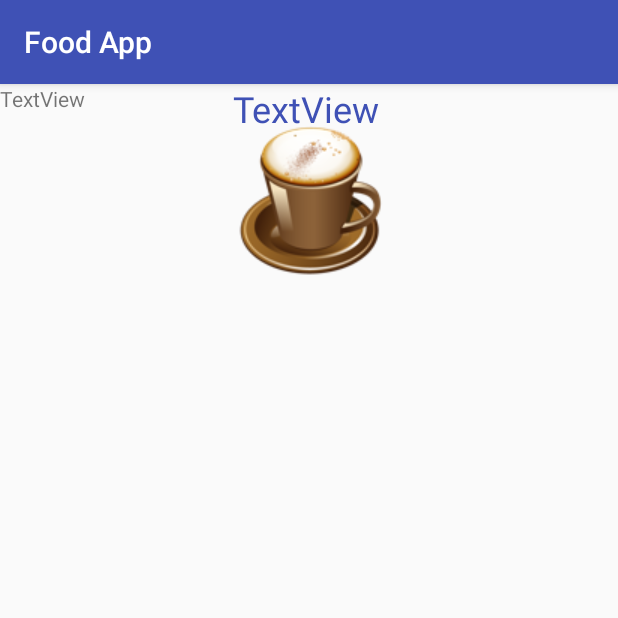
After one commit to ZanisAli/FoodApp, an Android app: the FoodDetails screen opened directly, with no data from a screen before it, on a phone screen of 412 x 824 dp, the top half of it. The commit adds this screen. Run offline under Robolectric (Android 15) with nearby library versions, the phone set to English and light mode, and no system bars; 3 statements that could not run were skipped.

Commit message:
final commit, added food details page

```diff
--- a/app/build.gradle
+++ b/app/build.gradle
@@ -24,7 +24,7 @@ android {
 
 dependencies {
     implementation fileTree(dir: 'libs', include: ['*.jar'])
-    implementation"org.jetbrains.kotlin:kotlin-stdlib-jre7:$kotlin_version"
+    implementation "org.jetbrains.kotlin:kotlin-stdlib-jre7:$kotlin_version"
     implementation 'com.android.support:appcompat-v7:27.1.1'
     implementation 'com.android.support.constraint:constraint-layout:1.1.3'
     testImplementation 'junit:junit:4.12'
--- a/app/src/main/AndroidManifest.xml
+++ b/app/src/main/AndroidManifest.xml
@@ -16,6 +16,7 @@
                 <category android:name="android.intent.category.LAUNCHER" />
             </intent-filter>
         </activity>
+        <activity android:name=".FoodDetails"></activity>
     </application>
 
 </manifest>
--- /dev/null
+++ b/app/src/main/java/startup/softflix/com/startup/FoodDetails.kt
@@ -0,0 +1,18 @@
+package startup.softflix.com.startup
+
+import android.support.v7.app.AppCompatActivity
+import android.os.Bundle
+import kotlinx.android.synthetic.main.activity_food_details.*
+
+class FoodDetails : AppCompatActivity() {
+
+    override fun onCreate(savedInstanceState: Bundle?) {
+        super.onCreate(savedInstanceState)
+        setContentView(R.layout.activity_food_details)
+        val bundle= intent.extras
+
+        ivFoodimage.setImageResource(bundle.getInt("image"))
+        tvname.text= bundle.getString("name")
+        tvDetails.text=bundle.getString("des")
+    }
+}
--- a/app/src/main/java/startup/softflix/com/startup/MainActivity.kt
+++ b/app/src/main/java/startup/softflix/com/startup/MainActivity.kt
@@ -1,13 +1,14 @@
 package startup.softflix.com.startup
 
 import android.content.Context
-import android.os.BaseBundle
+import android.content.Intent
 import android.support.v7.app.AppCompatActivity
 import android.os.Bundle
 import android.view.LayoutInflater
 import android.view.View
 import android.view.ViewGroup
 import android.widget.BaseAdapter
+import kotlinx.android.synthetic.main.activity_food_details.view.*
 import kotlinx.android.synthetic.main.activity_main.*
 import kotlinx.android.synthetic.main.food_ticket.view.*
 
@@ -50,7 +51,16 @@ class MainActivity : AppCompatActivity() {
             var inflator= context!!.getSystemService(Context.LAYOUT_INFLATER_SERVICE) as LayoutInflater
             //will get the ticket that we created and to work with the code
             var foodView= inflator.inflate(R.layout.food_ticket,null)
-            foodView.ivFoodimage.setImageResource(food.image!!)
+            foodView.ivFoodImage.setImageResource(food.image!!)
+            //if someone click on food image then it will open new activity with details
+            foodView.ivFoodImage.setOnClickListener()
+            {
+                val intent= Intent (context, FoodDetails::class.java)
+                intent.putExtra("name", food.name!!)
+                intent.putExtra("des",food.des!!)
+                intent.putExtra("image", food.image!!)
+                context!!.startActivity(intent)
+            }
             foodView.tvName.text= food.name!!
             return foodView
 
--- /dev/null
+++ b/app/src/main/res/layout/activity_food_details.xml
@@ -0,0 +1,44 @@
+<?xml version="1.0" encoding="utf-8"?>
+<android.support.constraint.ConstraintLayout xmlns:android="http://schemas.android.com/apk/res/android"
+    xmlns:app="http://schemas.android.com/apk/res-auto"
+    xmlns:tools="http://schemas.android.com/tools"
+    android:layout_width="match_parent"
+    android:layout_height="match_parent"
+    tools:context=".FoodDetails">
+
+    <ImageView
+        android:id="@+id/ivFoodimage"
+        android:layout_width="125dp"
+        android:layout_height="wrap_content"
+        android:layout_marginTop="28dp"
+        android:src="@drawable/espresso"
+        app:layout_constraintEnd_toEndOf="parent"
+        app:layout_constraintHorizontal_bias="0.502"
+        app:layout_constraintLeft_toLeftOf="parent"
+        app:layout_constraintRight_toRightOf="parent"
+        app:layout_constraintStart_toStartOf="parent"
+        app:layout_constraintTop_toTopOf="parent" />
+
+    <TextView
+        android:id="@+id/tvname"
+        android:layout_width="102dp"
+        android:layout_height="38dp"
+        android:layout_marginTop="36dp"
+        android:text="TextView"
+        android:textColor="@color/colorPrimary"
+        android:textSize="24sp"
+        app:layout_constraintLeft_toLeftOf="parent"
+        app:layout_constraintRight_toRightOf="parent"
+        app:layout_constraintTop_toBottomOf="@+id/ivFoodImage" />
+
+    <TextView
+        android:id="@+id/tvDetails"
+        android:layout_width="0dp"
+        android:layout_height="27dp"
+        android:layout_marginTop="56dp"
+        android:text="TextView"
+        app:layout_constraintHorizontal_bias="0.0"
+        app:layout_constraintLeft_toLeftOf="parent"
+        app:layout_constraintRight_toRightOf="parent"
+        app:layout_constraintTop_toBottomOf="@+id/tvName" />
+</android.support.constraint.ConstraintLayout>
--- a/app/src/main/res/layout/food_ticket.xml
+++ b/app/src/main/res/layout/food_ticket.xml
@@ -8,13 +8,14 @@
     android:padding="3pt">
 
     <LinearLayout
+        android:gravity="center"
         android:layout_width="match_parent"
         android:layout_height="match_parent"
         android:background="@drawable/background"
         android:orientation="vertical">
 
         <ImageView
-            android:id="@+id/ivFoodimage"
+            android:id="@+id/ivFoodImage"
             android:layout_width="50pt"
             android:layout_height="50pt"
             app:srcCompat="@drawable/espresso" />
```
